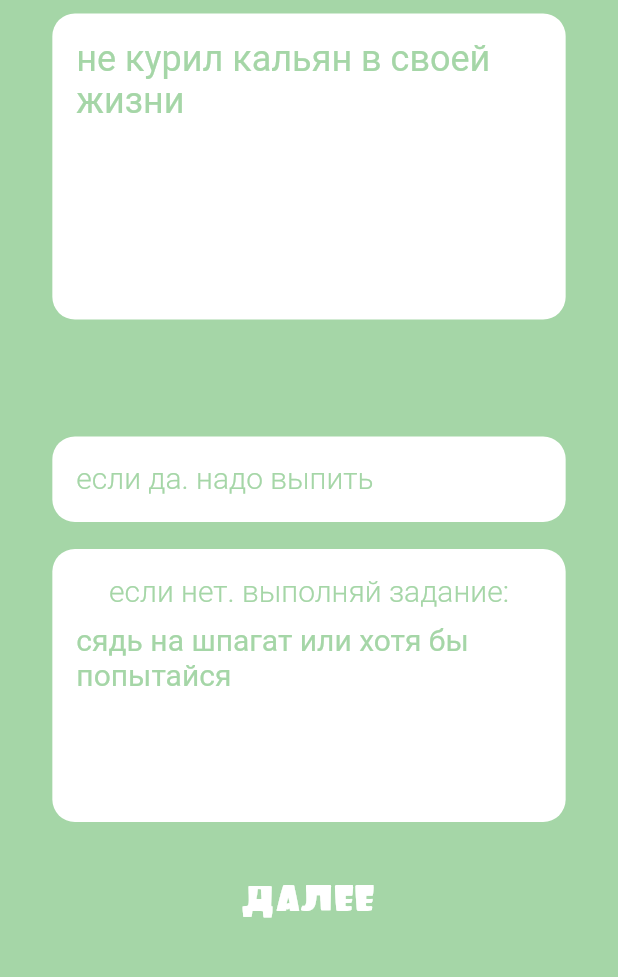
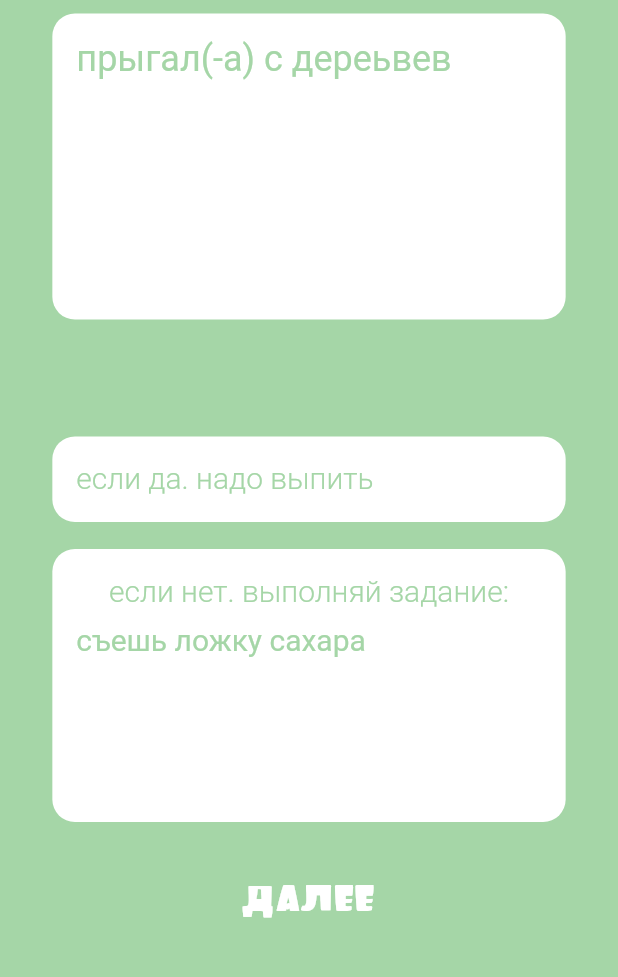
Before and after one commit to zikwall/never-have-i-ever, a Flutter app: the Game screen opened directly, after a tap on "далее", on a phone screen of 412 x 824 dp, the part 174-1151 px from its top. Run offline on Flutter 3.47's test engine with Material 2 defaults, Android fonts, the phone set to English and light mode, and no system bars.

Commit message:
Initial stateful game questions & tasks

```diff
--- /dev/null
+++ b/lib/questions/extreme.dart
@@ -0,0 +1,5 @@
+import 'package:never_have_i_ever/questions/typedef.dart';
+
+QuestionCategory extreme = new QuestionCategory('extreme', [
+  'Как дела', 'Тестируем', 'Состояния'
+]);
--- /dev/null
+++ b/lib/questions/hard.dart
@@ -0,0 +1,5 @@
+import 'package:never_have_i_ever/questions/typedef.dart';
+
+QuestionCategory hard = new QuestionCategory('hard', [
+  'Как дела', 'Тестируем', 'Состояния'
+]);
--- /dev/null
+++ b/lib/questions/index.dart
@@ -0,0 +1,12 @@
+import 'package:never_have_i_ever/questions/typedef.dart';
+import 'package:never_have_i_ever/questions/easy.dart';
+import 'package:never_have_i_ever/questions/spicy.dart';
+import 'package:never_have_i_ever/questions/hard.dart';
+import 'package:never_have_i_ever/questions/extreme.dart';
+
+Map<String, QuestionCategory> Questions = {
+  "easy": easy,
+  "spicy": spicy,
+  "hard": hard,
+  "extreme": extreme
+};
--- /dev/null
+++ b/lib/questions/typedef.dart
@@ -0,0 +1,6 @@
+class QuestionCategory {
+  String name;
+  List<String> questions;
+
+  QuestionCategory(this.name, this.questions);
+}
--- a/lib/screens/game/game.dart
+++ b/lib/screens/game/game.dart
@@ -1,13 +1,68 @@
 import 'package:flutter/material.dart';
 import 'package:flutter/services.dart';
+import "dart:math";
 import 'package:never_have_i_ever/widgets/app/game_header.dart';
+import 'package:never_have_i_ever/questions/index.dart';
+import 'package:never_have_i_ever/tasks/tasks.dart';
 
-class Game extends StatelessWidget {
+class Game extends StatefulWidget {
   final Color color;
+  final String level;
 
   Game({
     @required this.color,
+    @required this.level
   });
+
+  @override
+  _GameState createState() => _GameState();
+}
+
+class _GameState extends State<Game> {
+  String currentQuestion;
+  String currentTask;
+
+  @override
+  void initState() {
+    super.initState();
+
+    if (currentQuestion == null) {
+      nextQuestion();
+    }
+
+    if (currentTask == null) {
+      nextTask();
+    }
+  }
+
+  String getRandomQuestion() {
+    final _random = new Random();
+    var element = Questions[widget.level].questions[_random.nextInt(
+        Questions[widget.level].questions.length
+    )];
+    return element;
+  }
+
+  // todo ужно будет отсеивать уже побывавшие вопросы
+  void nextQuestion() {
+    setState(() {
+      currentQuestion = getRandomQuestion();
+    });
+  }
+
+  String getRandomTask() {
+    final _random = new Random();
+    var element = Tasks[_random.nextInt(
+        Tasks.length
+    )];
+    return element;
+  }
+
+  void nextTask() {
+    setState(() {
+      currentTask = getRandomTask();
+    });
+  }
 
   Widget _buildQuestion(context) {
     return Container(
@@ -23,10 +78,10 @@ class Game extends StatelessWidget {
         child: Padding(
           padding: EdgeInsets.all(16.0),
           child: Text(
-            'не курил кальян в своей жизни',
+            "$currentQuestion",
             style: TextStyle(
                 fontSize: 24.0,
-                color: color,
+                color: widget.color,
                 fontWeight: FontWeight.w400
             ),
           ),
@@ -69,7 +124,7 @@ class Game extends StatelessWidget {
             'если да. надо выпить',
             style: TextStyle(
                 fontSize: 20.0,
-                color: color,
+                color: widget.color,
                 fontWeight: FontWeight.w300
             ),
           ),
@@ -97,21 +152,24 @@ class Game extends StatelessWidget {
                   'если нет. выполняй задание:',
                   style: TextStyle(
                       fontSize: 20.0,
-                      color: color,
+                      color: widget.color,
                       fontWeight: FontWeight.w300
                   ),
                 ),
-                Padding(
-                  padding: EdgeInsets.only(top: 10.0),
-                  child: Text(
-                    'сядь на шпагат или хотя бы попытайся',
-                    style: TextStyle(
-                        fontSize: 20.0,
-                        color: color,
-                        fontWeight: FontWeight.w400
+                Align(
+                  alignment: Alignment.centerLeft,
+                  child: Padding(
+                    padding: EdgeInsets.only(top: 10.0),
+                    child: Text(
+                      "$currentTask",
+                      style: TextStyle(
+                          fontSize: 20.0,
+                          color: widget.color,
+                          fontWeight: FontWeight.w400
+                      ),
                     ),
                   ),
-                )
+                ),
               ],
             )
         ),
@@ -124,7 +182,8 @@ class Game extends StatelessWidget {
       padding: EdgeInsets.only(top: 20.0),
       child: FlatButton(
         onPressed: () {
-
+          nextQuestion();
+          nextTask();
         },
         child: Text(
           'далее',
@@ -147,7 +206,7 @@ class Game extends StatelessWidget {
           statusBarIconBrightness: Brightness.light,
         ),
         child: Scaffold(
-          backgroundColor: color,
+          backgroundColor: widget.color,
           body: Column(
             mainAxisSize: MainAxisSize.min,
             crossAxisAlignment: CrossAxisAlignment.start,
--- a/lib/screens/home/home.dart
+++ b/lib/screens/home/home.dart
@@ -79,6 +79,7 @@ class HomeState extends State<Home> {
                   type: PageTransitionType.downToUp,
                   child: Game(
                     color: ColorConstants.AppColors['easy'],
+                    level: 'easy',
                   ),
                   duration: const Duration(milliseconds: 200)
               )
@@ -96,6 +97,7 @@ class HomeState extends State<Home> {
                   type: PageTransitionType.downToUp,
                   child: Game(
                     color: ColorConstants.AppColors['spicy'],
+                    level: 'spicy',
                   ),
                   duration: const Duration(milliseconds: 200)
               )
@@ -113,6 +115,7 @@ class HomeState extends State<Home> {
                   type: PageTransitionType.downToUp,
                   child: Game(
                     color: ColorConstants.AppColors['hard'],
+                    level: 'hard',
                   ),
                   duration: const Duration(milliseconds: 200)
               )
@@ -130,6 +133,7 @@ class HomeState extends State<Home> {
                   type: PageTransitionType.downToUp,
                   child: Game(
                     color: ColorConstants.AppColors['extreme'],
+                    level: 'extreme',
                   ),
                   duration: const Duration(milliseconds: 200)
               )
--- /dev/null
+++ b/lib/tasks/tasks.dart
@@ -0,0 +1,15 @@
+List<String> Tasks = [
+  'громко отрыгни на публике',
+  'завари чай/кофе для всех игроков',
+  'просиди в позе лотоса 3 минуты',
+  'сделай то, что хуже всего получается',
+  'спародируй кого-то из игроков',
+  'каждый час до конца дня тебе нужно кричать: «ку-ку!»',
+  'накрась губы красной помадой и зацелуй любые части тела соседа слева',
+  'выполни 30 приседаний',
+  'когда ты захочешь в туалет, пороси на это разрешение у всех присутствующих',
+  'съешь ложку сахара',
+  'изображай мафиози в течении 10 минут',
+  'опишите свою последнюю эротическую фантазию',
+  'криком погаси зажженную свечу (дуть нельзя)',
+];
```
Also changed, not shown: lib/questions/easy.dart (added, +13 -0 lines), lib/questions/spicy.dart (added, +16 -0 lines).
